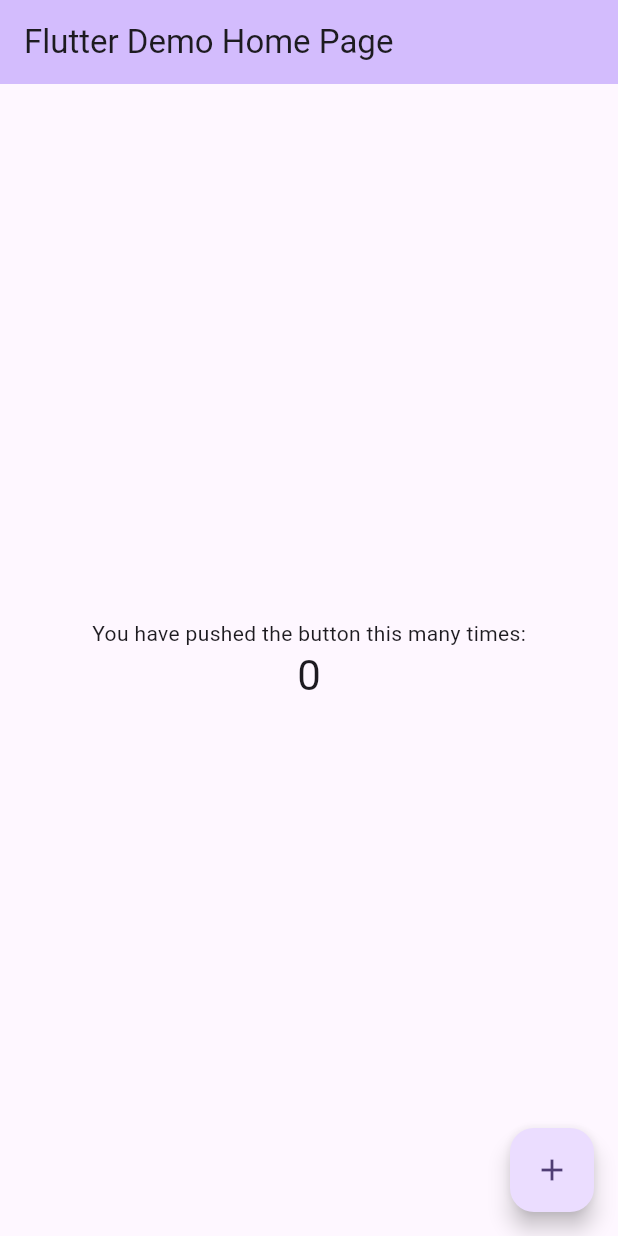
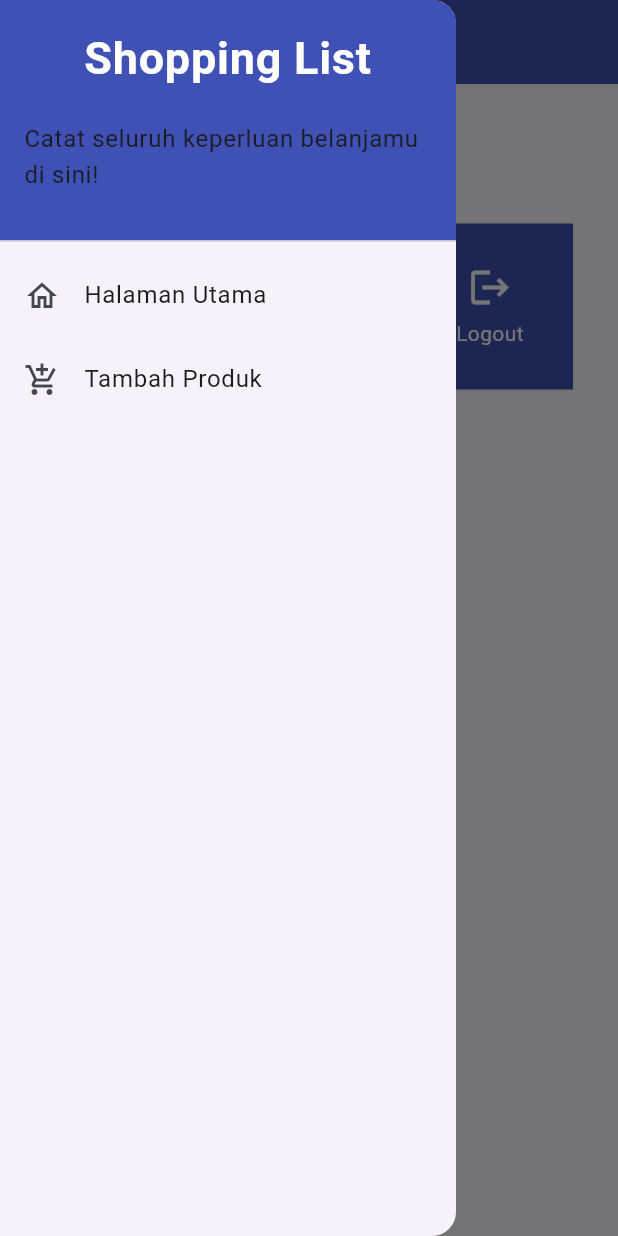
Before and after one commit to davin42/shopping-list-mobile, a Flutter app: the screen it shows after launch, with the side drawer open (before the commit the screen has no drawer), on a phone screen of 412 x 824 dp. Run offline on Flutter 3.47's test engine with Material 2 defaults, Android fonts, the phone set to English and light mode, and no system bars.

Commit message:
tutorial 7 selesai

```diff
--- a/lib/main.dart
+++ b/lib/main.dart
@@ -1,5 +1,5 @@
 import 'package:flutter/material.dart';
-
+import 'package:davin_store/screens/menu.dart';
 void main() {
   runApp(const MyApp());
 }
@@ -28,98 +28,10 @@ class MyApp extends StatelessWidget {
         //
         // This works for code too, not just values: Most code changes can be
         // tested with just a hot reload.
-        colorScheme: ColorScheme.fromSeed(seedColor: Colors.deepPurple),
+        colorScheme: ColorScheme.fromSeed(seedColor: Colors.indigo),
         useMaterial3: true,
       ),
-      home: const MyHomePage(title: 'Flutter Demo Home Page'),
+      home: MyHomePage(),
     );
   }
 }
-
-class MyHomePage extends StatefulWidget {
-  const MyHomePage({super.key, required this.title});
-
-  // This widget is the home page of your application. It is stateful, meaning
-  // that it has a State object (defined below) that contains fields that affect
-  // how it looks.
-
-  // This class is the configuration for the state. It holds the values (in this
-  // case the title) provided by the parent (in this case the App widget) and
-  // used by the build method of the State. Fields in a Widget subclass are
-  // always marked "final".
-
-  final String title;
-
-  @override
-  State<MyHomePage> createState() => _MyHomePageState();
-}
-
-class _MyHomePageState extends State<MyHomePage> {
-  int _counter = 0;
-
-  void _incrementCounter() {
-    setState(() {
-      // This call to setState tells the Flutter framework that something has
-      // changed in this State, which causes it to rerun the build method below
-      // so that the display can reflect the updated values. If we changed
-      // _counter without calling setState(), then the build method would not be
-      // called again, and so nothing would appear to happen.
-      _counter++;
-    });
-  }
-
-  @override
-  Widget build(BuildContext context) {
-    // This method is rerun every time setState is called, for instance as done
-    // by the _incrementCounter method above.
-    //
-    // The Flutter framework has been optimized to make rerunning build methods
-    // fast, so that you can just rebuild anything that needs updating rather
-    // than having to individually change instances of widgets.
-    return Scaffold(
-      appBar: AppBar(
-        // TRY THIS: Try changing the color here to a specific color (to
-        // Colors.amber, perhaps?) and trigger a hot reload to see the AppBar
-        // change color while the other colors stay the same.
-        backgroundColor: Theme.of(context).colorScheme.inversePrimary,
-        // Here we take the value from the MyHomePage object that was created by
-        // the App.build method, and use it to set our appbar title.
-        title: Text(widget.title),
-      ),
-      body: Center(
-        // Center is a layout widget. It takes a single child and positions it
-        // in the middle of the parent.
-        child: Column(
-          // Column is also a layout widget. It takes a list of children and
-          // arranges them vertically. By default, it sizes itself to fit its
-          // children horizontally, and tries to be as tall as its parent.
-          //
-          // Column has various properties to control how it sizes itself and
-          // how it positions its children. Here we use mainAxisAlignment to
-          // center the children vertically; the main axis here is the vertical
-          // axis because Columns are vertical (the cross axis would be
-          // horizontal).
-          //
-          // TRY THIS: Invoke "debug painting" (choose the "Toggle Debug Paint"
-          // action in the IDE, or press "p" in the console), to see the
-          // wireframe for each widget.
-          mainAxisAlignment: MainAxisAlignment.center,
-          children: <Widget>[
-            const Text(
-              'You have pushed the button this many times:',
-            ),
-            Text(
-              '$_counter',
-              style: Theme.of(context).textTheme.headlineMedium,
-            ),
-          ],
-        ),
-      ),
-      floatingActionButton: FloatingActionButton(
-        onPressed: _incrementCounter,
-        tooltip: 'Increment',
-        child: const Icon(Icons.add),
-      ), // This trailing comma makes auto-formatting nicer for build methods.
-    );
-  }
-}
--- /dev/null
+++ b/lib/screens/menu.dart
@@ -0,0 +1,64 @@
+import 'package:flutter/material.dart';
+import 'package:davin_store/widgets/left_drawer.dart';
+import 'package:davin_store/widgets/shop_card.dart';
+
+class MyHomePage extends StatelessWidget {
+    MyHomePage({Key? key}) : super(key: key);
+    final List<ShopItem> items = [
+    ShopItem("Lihat Produk", Icons.checklist),
+    ShopItem("Tambah Produk", Icons.add_shopping_cart),
+    ShopItem("Logout", Icons.logout),
+];
+
+    @override
+    Widget build(BuildContext context) {
+        return Scaffold(
+      appBar: AppBar(
+        title: const Text(
+          'Shopping List',
+        ),
+        backgroundColor: Colors.indigo,
+        foregroundColor: Colors.white,
+      ),
+      // Masukkan drawer sebagai parameter nilai drawer dari widget Scaffold
+      drawer: const LeftDrawer(),
+      body: SingleChildScrollView(
+        // Widget wrapper yang dapat discroll
+        child: Padding(
+          padding: const EdgeInsets.all(10.0), // Set padding dari halaman
+          child: Column(
+            // Widget untuk menampilkan children secara vertikal
+            children: <Widget>[
+              const Padding(
+                padding: EdgeInsets.only(top: 10.0, bottom: 10.0),
+                // Widget Text untuk menampilkan tulisan dengan alignment center dan style yang sesuai
+                child: Text(
+                  'PBP Shop', // Text yang menandakan toko
+                  textAlign: TextAlign.center,
+                  style: TextStyle(
+                    fontSize: 30,
+                    fontWeight: FontWeight.bold,
+                  ),
+                ),
+              ),
+              // Grid layout
+              GridView.count(
+                // Container pada card kita.
+                primary: true,
+                padding: const EdgeInsets.all(20),
+                crossAxisSpacing: 10,
+                mainAxisSpacing: 10,
+                crossAxisCount: 3,
+                shrinkWrap: true,
+                children: items.map((ShopItem item) {
+                  // Iterasi untuk setiap item
+                  return ShopCard(item);
+                }).toList(),
+              ),
+            ],
+          ),
+        ),
+      ),
+    );
+    }
+}
--- /dev/null
+++ b/lib/widgets/left_drawer.dart
@@ -0,0 +1,61 @@
+import 'package:flutter/material.dart';
+import 'package:davin_store/screens/menu.dart';
+// TODO: Impor halaman ShopFormPage jika sudah dibuat
+
+class LeftDrawer extends StatelessWidget {
+  const LeftDrawer({super.key});
+
+  @override
+  Widget build(BuildContext context) {
+    return Drawer(
+      child: ListView(
+        children: [
+          const DrawerHeader(
+            decoration: BoxDecoration(
+                color: Colors.indigo,
+              ),
+              child: Column(
+                children: [
+                  Text(
+                    'Shopping List',
+                    textAlign: TextAlign.center,
+                    style: TextStyle(
+                      fontSize: 30,
+                      fontWeight: FontWeight.bold,
+                      color: Colors.white,
+                    ),
+                  ),
+                  Padding(padding: EdgeInsets.all(10)),
+                  Text("Catat seluruh keperluan belanjamu di sini!",
+                      // TODO: Tambahkan gaya teks dengan center alignment, font ukuran 15, warna putih, dan weight biasa
+                      ),
+                ],
+              ),
+            ),
+            ListTile(
+              leading: const Icon(Icons.home_outlined),
+              title: const Text('Halaman Utama'),
+              // Bagian redirection ke MyHomePage
+              onTap: () {
+                Navigator.pushReplacement(
+                    context,
+                    MaterialPageRoute(
+                      builder: (context) => MyHomePage(),
+                    ));
+              },
+            ),
+            ListTile(
+              leading: const Icon(Icons.add_shopping_cart),
+              title: const Text('Tambah Produk'),
+              // Bagian redirection ke ShopFormPage
+              onTap: () {
+                /*
+                TODO: Buatlah routing ke ShopFormPage di sini,
+                setelah halaman ShopFormPage sudah dibuat.
+                */
+              },
+            ),        ],
+      ),
+    );
+  }
+}
--- /dev/null
+++ b/lib/widgets/shop_card.dart
@@ -0,0 +1,57 @@
+import 'package:flutter/material.dart';
+import 'package:davin_store/screens/menu.dart';
+import 'package:davin_store/screens/shoplist_form.dart';
+
+class ShopItem {
+  final String name;
+  final IconData icon;
+
+  ShopItem(this.name, this.icon);
+}
+class ShopCard extends StatelessWidget {
+  final ShopItem item;
+
+  const ShopCard(this.item, {super.key}); // Constructor
+
+  @override
+  Widget build(BuildContext context) {
+    return Material(
+      color: Colors.indigo,
+      child: InkWell(
+        // Area responsive terhadap sentuhan
+        onTap: () {
+          // Memunculkan SnackBar ketika diklik
+          ScaffoldMessenger.of(context)
+            ..hideCurrentSnackBar()
+            ..showSnackBar(SnackBar(
+                content: Text("Kamu telah menekan tombol ${item.name}!")));
+          if (item.name == "Tambah Produk") {
+            // TODO: Gunakan Navigator.push untuk melakukan navigasi ke MaterialPageRoute yang mencakup ShopFormPage.
+          }
+        },
+        child: Container(
+          // Container untuk menyimpan Icon dan Text
+          padding: const EdgeInsets.all(8),
+          child: Center(
+            child: Column(
+              mainAxisAlignment: MainAxisAlignment.center,
+              children: [
+                Icon(
+                  item.icon,
+                  color: Colors.white,
+                  size: 30.0,
+                ),
+                const Padding(padding: EdgeInsets.all(3)),
+                Text(
+                  item.name,
+                  textAlign: TextAlign.center,
+                  style: const TextStyle(color: Colors.white),
+                ),
+              ],
+            ),
+          ),
+        ),
+      ),
+    );
+  }
+}
```
Also changed, not shown: lib/screens/shoplist_form.dart (added, +162 -0 lines).
